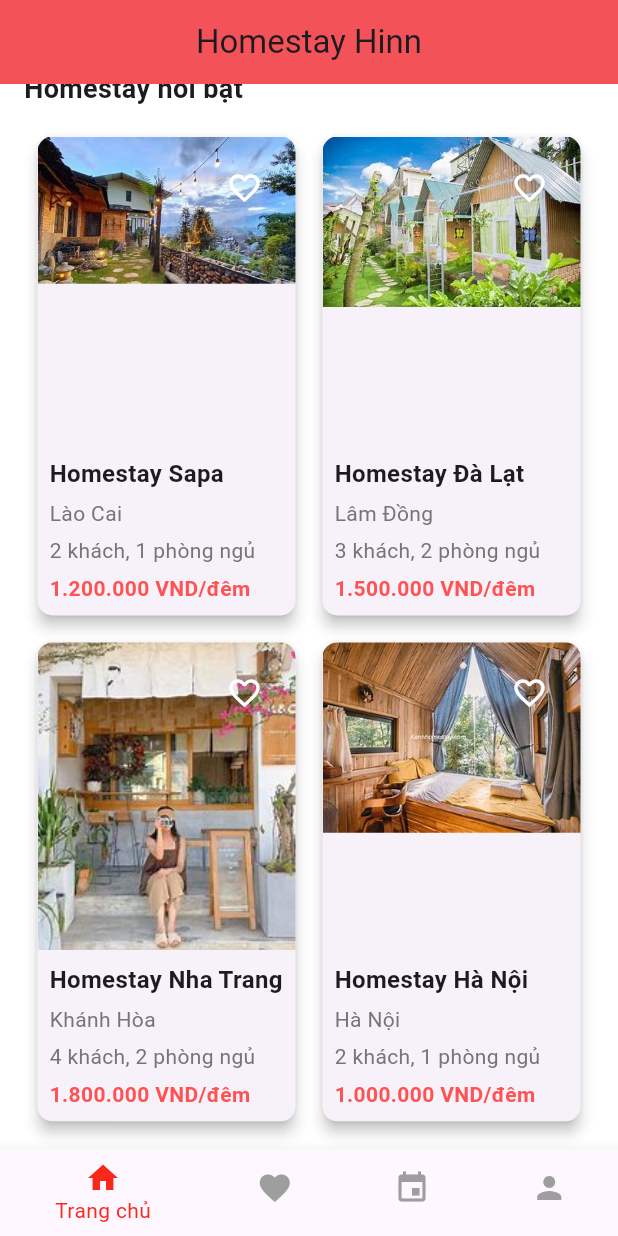
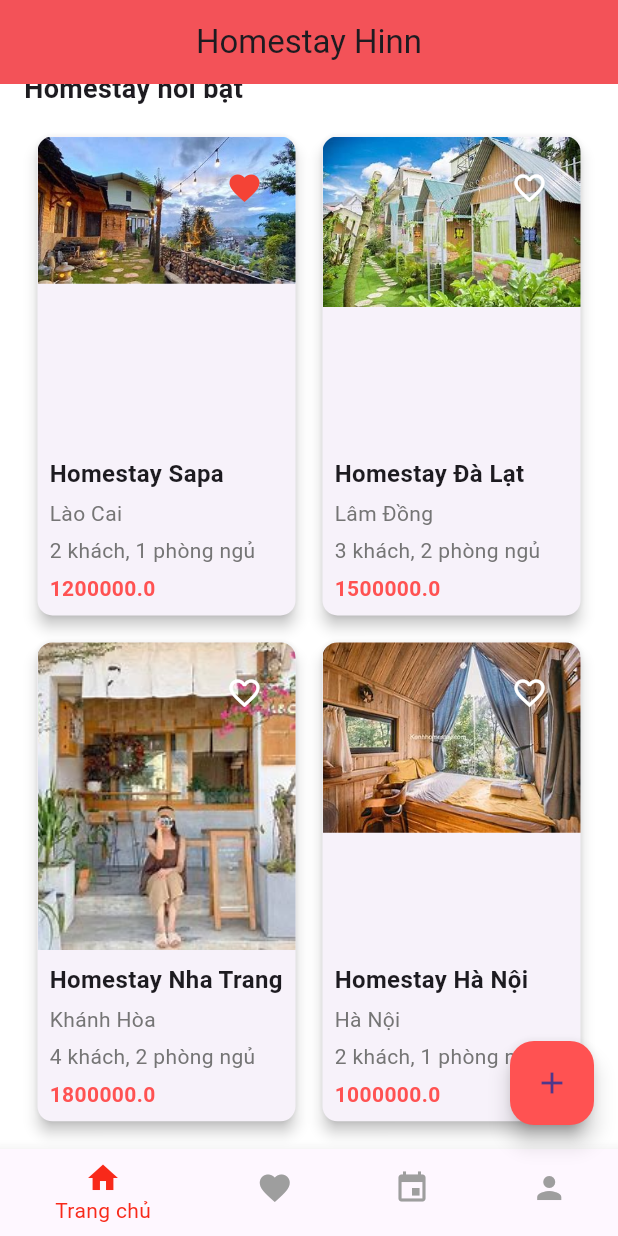
Before and after one commit to HienB2105542/app, a Flutter app: the screen it shows after launch, scrolled down 250 dp, after a tap on the "favorite outline" icon, on a phone screen of 412 x 824 dp. Run offline on Flutter 3.47's test engine with Material 3 defaults, Android fonts, the phone set to English and light mode, and no system bars; our stand-ins replace pocketbase.

Commit message:
Su kien yeu thich

```diff
--- /dev/null
+++ b/devtools_options.yaml
@@ -0,0 +1,3 @@
+description: This file stores settings for Dart & Flutter DevTools.
+documentation: https://docs.flutter.dev/tools/devtools/extensions#configure-extension-enablement-states
+extensions:
--- a/lib/main.dart
+++ b/lib/main.dart
@@ -1,5 +1,4 @@
 import 'package:flutter/material.dart';
-import 'package:homestay/ui/homestays/homestay_list.dart';
 import 'screens.dart';
 import 'ui/home/home_screen.dart';
 import 'ui/bookings/booking_screen.dart';
@@ -29,7 +28,6 @@ class MyApp extends StatelessWidget {
         AppScreens.login: (ctx) => LoginScreen(),
         AppScreens.bookings: (ctx) => BookingScreen(),
         AppScreens.profile: (ctx) => ProfileScreen(),
-        AppScreens.homestaylist: (ctx) => HomestayListScreen(),
       },
     );
   }
--- a/lib/screens.dart
+++ b/lib/screens.dart
@@ -4,7 +4,6 @@ import 'ui/home/home_screen.dart';
 import 'ui/bookings/booking_screen.dart';
 import 'ui/auth/login_screen.dart';
 import 'ui/profile/profile_screen.dart';
-import 'ui/homestays/homestay_list.dart';
 import 'ui/favorites/favorites_screen.dart';
 import '../models/homestay.dart';
 import 'ui/home/intro.dart';
@@ -36,7 +35,6 @@ class AppScreens {
     bookings: (context) => BookingScreen(),
     profile: (context) => ProfileScreen(),
     detail: (context) => ProfileScreen(),
-    homestaylist: (context) => HomestayListScreen(),
     favorites: (context) => FavoritesScreen(
           favoriteHomestays: favoriteHomestays,
           onFavoriteToggle: onFavoriteToggle,
--- a/lib/ui/home/home.dart
+++ b/lib/ui/home/home.dart
@@ -1,9 +1,17 @@
 import 'package:flutter/material.dart';
 import 'home_manager.dart';
 import 'home_card.dart';
+import '../../models/homestay.dart';
 
 class Home extends StatelessWidget {
-  const Home({super.key});
+  final List<Homestay> favoriteHomestays;
+  final Function(Homestay, bool) onFavoriteToggle;
+
+  const Home({
+    required this.favoriteHomestays,
+    required this.onFavoriteToggle,
+    Key? key
+  }):super(key: key);
 
   @override
   Widget build(BuildContext context) {
@@ -95,7 +103,11 @@ class Home extends StatelessWidget {
           ),
           itemCount: HomeManager.homestays.length,
           itemBuilder: (context, index) {
-            return HomeCard(homestay: HomeManager.homestays[index]);
+            return HomeCard(
+              homestay: HomeManager.homestays[index],
+              favoriteHomestays: favoriteHomestays,
+              onFavoriteToggle: onFavoriteToggle,
+            );
           },
         ),
       ],
--- a/lib/ui/home/home_card.dart
+++ b/lib/ui/home/home_card.dart
@@ -1,10 +1,42 @@
 import 'package:flutter/material.dart';
 import '../homestays/detail_screen.dart';
+import '../../models/homestay.dart';
 
-class HomeCard extends StatelessWidget {
-  final Map<String, String> homestay;
+class HomeCard extends StatefulWidget {
+  final Homestay homestay;
+  final Function(Homestay, bool) onFavoriteToggle;
+  final List<Homestay> favoriteHomestays;
 
-  const HomeCard({super.key, required this.homestay});
+  const HomeCard({
+    super.key,
+    required this.homestay,
+    required this.onFavoriteToggle,
+    required this.favoriteHomestays,
+  });
+
+  @override
+  State<HomeCard> createState() => _HomeCardState();
+}
+
+class _HomeCardState extends State<HomeCard> {
+  bool isFavorite = false;
+
+  @override
+  void initState() {
+    super.initState();
+    _checkIfFavorite();
+  }
+
+  void _checkIfFavorite() {
+    for (var favorite in widget.favoriteHomestays) {
+      if (favorite.name == widget.homestay.name) {
+        setState(() {
+          isFavorite = true;
+        });
+        break;
+      }
+    }
+  }
 
   @override
   Widget build(BuildContext context) {
@@ -14,7 +46,7 @@ class HomeCard extends StatelessWidget {
           context,
           MaterialPageRoute(
             builder: (context) => DetailScreen(
-              homestay: homestay,
+              homestay: widget.homestay,
             ),
           ),
         );
@@ -32,7 +64,7 @@ class HomeCard extends StatelessWidget {
                     borderRadius:
                         const BorderRadius.vertical(top: Radius.circular(10)),
                     child: Image.asset(
-                      homestay["image"]!,
+                      widget.homestay.imageUrl,
                       width: double.infinity,
                       fit: BoxFit.cover,
                     ),
@@ -41,10 +73,15 @@ class HomeCard extends StatelessWidget {
                     top: 10,
                     right: 10,
                     child: IconButton(
-                      icon: const Icon(Icons.favorite_border,
-                          color: Colors.white),
+                      icon: Icon(
+                        isFavorite ? Icons.favorite : Icons.favorite_border,
+                        color: isFavorite ? Colors.red : Colors.white,
+                      ),
                       onPressed: () {
-                        // Xử lý khi nhấn nút yêu thích
+                        setState(() {
+                          isFavorite = !isFavorite;
+                        });
+                        widget.onFavoriteToggle(widget.homestay, isFavorite);
                       },
                     ),
                   ),
@@ -57,19 +94,19 @@ class HomeCard extends StatelessWidget {
                 crossAxisAlignment: CrossAxisAlignment.start,
                 children: [
                   Text(
-                    homestay["name"]!,
+                    widget.homestay.name,
                     style: const TextStyle(
                         fontSize: 16, fontWeight: FontWeight.bold),
                   ),
                   const SizedBox(height: 5),
-                  Text(homestay["location"]!,
+                  Text(widget.homestay.location,
                       style: TextStyle(color: Colors.grey[600])),
                   const SizedBox(height: 5),
-                  Text(homestay["guests"]!,
+                  Text(widget.homestay.guests,
                       style: TextStyle(color: Colors.grey[600])),
                   const SizedBox(height: 5),
                   Text(
-                    homestay["price"]!,
+                    widget.homestay.price.toString(),
                     style: const TextStyle(
                         fontSize: 14,
                         fontWeight: FontWeight.bold,
--- a/lib/ui/home/home_manager.dart
+++ b/lib/ui/home/home_manager.dart
@@ -1,32 +1,45 @@
+import '../../models/homestay.dart';
 class HomeManager {
-  static final List<Map<String, String>> homestays = [
-    {
-      "name": "Homestay Sapa",
-      "location": "Lào Cai",
-      "image": "assets/images/laocai.jpg",
-      "guests": "2 khách, 1 phòng ngủ",
-      "price": "1.200.000 VND/đêm"
-    },
-    {
-      "name": "Homestay Đà Lạt",
-      "location": "Lâm Đồng",
-      "image": "assets/images/dalat.jpg",
-      "guests": "3 khách, 2 phòng ngủ",
-      "price": "1.500.000 VND/đêm"
-    },
-    {
-      "name": "Homestay Nha Trang",
-      "location": "Khánh Hòa",
-      "image": "assets/images/nhatrang.jpg",
-      "guests": "4 khách, 2 phòng ngủ",
-      "price": "1.800.000 VND/đêm"
-    },
-    {
-      "name": "Homestay Hà Nội",
-      "location": "Hà Nội",
-      "image": "assets/images/hanoi.jpg",
-      "guests": "2 khách, 1 phòng ngủ",
-      "price": "1.000.000 VND/đêm"
-    },
+  static List<Homestay> homestays = [
+    Homestay(
+      id: "1",
+      name: "Homestay Sapa",
+      description: "Không gian ấm cúng, gần gũi với thiên nhiên.",
+      location: "Lào Cai",
+      guests: "2 khách, 1 phòng ngủ",
+      imageUrl: "assets/images/laocai.jpg",
+      price: 1200000.0,
+      rooms: 1,
+    ),
+    Homestay(
+      id: "2",
+      name: "Homestay Đà Lạt",
+      description: "View rừng thông, không khí trong lành.",
+      location: "Lâm Đồng",
+      guests: "3 khách, 2 phòng ngủ",
+      imageUrl: "assets/images/dalat.jpg",
+      price: 1500000.0,
+      rooms: 2,
+    ),
+    Homestay(
+      id: "3",
+      name: "Homestay Nha Trang",
+      description: "Cách biển chỉ 5 phút đi bộ.",
+      location: "Khánh Hòa",
+      guests: "4 khách, 2 phòng ngủ",
+      imageUrl: "assets/images/nhatrang.jpg",
+      price: 1800000.0,
+      rooms: 2,
+    ),
+    Homestay(
+      id: "4",
+      name: "Homestay Hà Nội",
+      description: "Nằm ngay trung tâm, thuận tiện đi lại.",
+      location: "Hà Nội",
+      guests: "2 khách, 1 phòng ngủ",
+      imageUrl: "assets/images/hanoi.jpg",
+      price: 1000000.0,
+      rooms: 1,
+    ),
   ];
 }
--- a/lib/ui/home/home_screen.dart
+++ b/lib/ui/home/home_screen.dart
@@ -1,10 +1,10 @@
 import 'package:flutter/material.dart';
 import 'home.dart';
 import '../profile/profile_screen.dart';
-// import '../profile/user_profile_card.dart';
 import '../favorites/favorites_screen.dart';
+import '../bookings/booking_screen.dart';
+import '../posts/create_post_create.dart';
 import '../../models/homestay.dart';
-import '../bookings/booking_screen.dart';
 
 class HomeScreen extends StatefulWidget {
   const HomeScreen({super.key});
@@ -14,7 +14,8 @@ class HomeScreen extends StatefulWidget {
 }
 
 class _HomeScreenState extends State<HomeScreen> {
-  int _selectedIndex = 0; //luu trang thai cua bottom navigation bar
+  int _selectedIndex = 0;
+  List<Homestay> favoriteHomestays = []; // Changed to List<Homestay>
 
   void _onItemTapped(int index) {
     setState(() {
@@ -23,16 +24,28 @@ class _HomeScreenState extends State<HomeScreen> {
   }
 
   void _onFavoriteToggle(Homestay homestay, bool isFavorite) {
+    // Changed parameter type to Homestay
     setState(() {
-      if (favoriteHomestays.contains(homestay)) {
-        favoriteHomestays.remove(homestay);
+      if (isFavorite) {
+        // Check if not already in favorites
+        bool alreadyExists = false;
+        for (var favorite in favoriteHomestays) {
+          if (favorite.name == homestay.name) {
+            // Changed to use object property
+            alreadyExists = true;
+            break;
+          }
+        }
+        if (!alreadyExists) {
+          favoriteHomestays.add(homestay);
+        }
       } else {
-        favoriteHomestays.add(homestay);
+        favoriteHomestays.removeWhere((item) =>
+            item.name == homestay.name); // Changed to use object property
       }
     });
   }
 
-  static List<Homestay> favoriteHomestays = []; // Danh sách homestay yêu thích
   @override
   Widget build(BuildContext context) {
     return Scaffold(
@@ -43,6 +56,19 @@ class _HomeScreenState extends State<HomeScreen> {
         centerTitle: true,
       ),
       body: _buildBody(),
+      floatingActionButton: FloatingActionButton(
+        onPressed: () {
+          Navigator.push(
+            context,
+            MaterialPageRoute(builder: (context) => CreatePostScreen()),
+          ).then((_) {
+            // Refresh the screen when returning from create post
+            setState(() {});
+          });
+        },
+        backgroundColor: Colors.redAccent,
+        child: const Icon(Icons.add),
+      ),
       bottomNavigationBar: BottomNavigationBar(
         currentIndex: _selectedIndex,
         onTap: _onItemTapped,
@@ -64,14 +90,18 @@ class _HomeScreenState extends State<HomeScreen> {
       case 1:
         return FavoritesScreen(
           favoriteHomestays: favoriteHomestays,
-          onFavoriteToggle: (homestay, isFavorite) => _onFavoriteToggle(homestay, isFavorite),
+          onFavoriteToggle: (homestay, isFavorite) =>
+              _onFavoriteToggle(homestay, isFavorite),
         );
       case 2:
         return const BookingScreen();
       case 3:
         return const ProfileScreen();
       default:
-        return const Home();
+        return Home(
+          favoriteHomestays: favoriteHomestays,
+          onFavoriteToggle: _onFavoriteToggle,
+        );
     }
   }
 }
```
Also changed, not shown: lib/ui/homestays/detail_screen.dart (+8 -7 lines), lib/ui/homestays/homestay_list.dart (+59 -59 lines).
